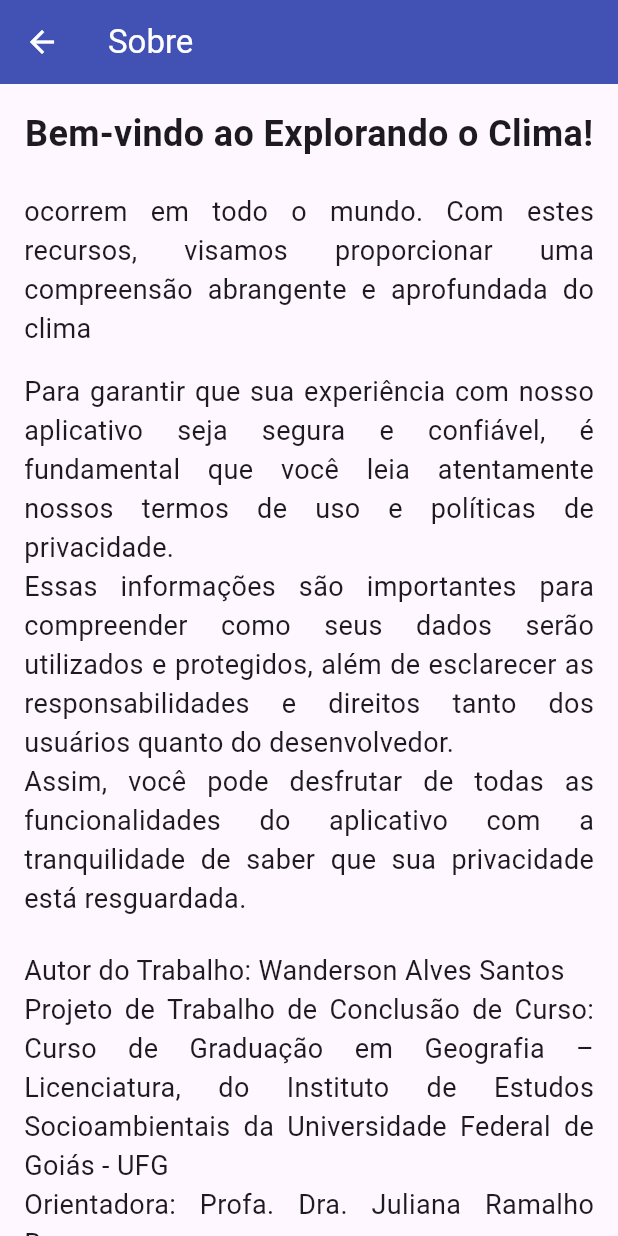
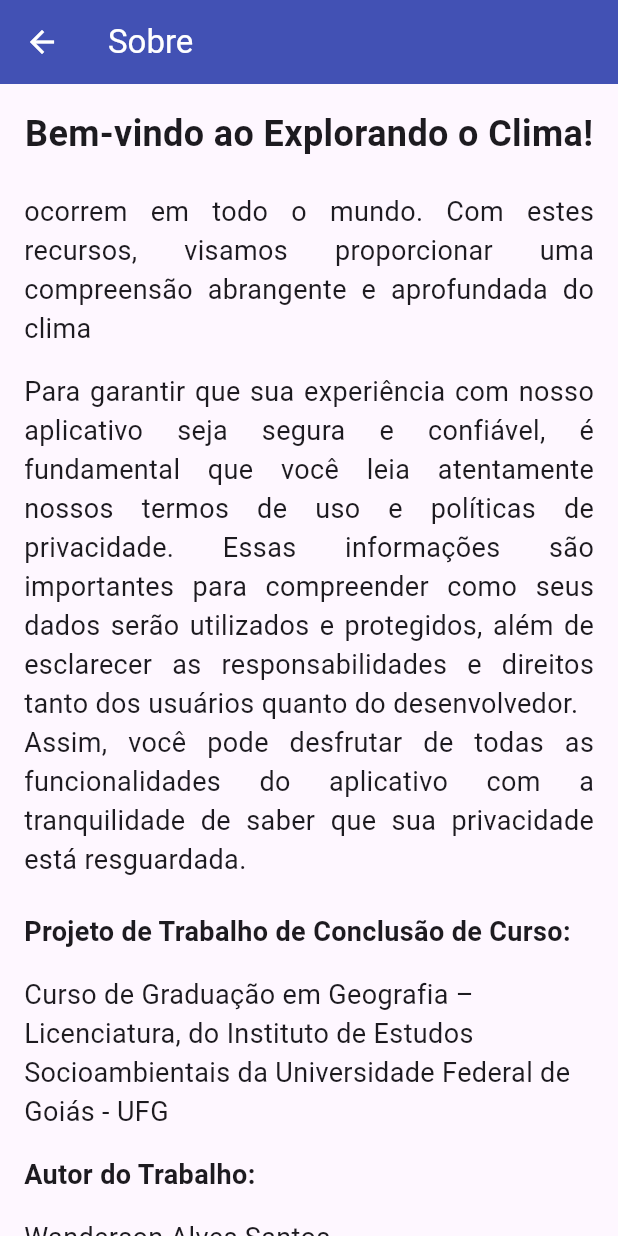
Before and after one commit to wanderalvess/explorando-nuvens-app, a Flutter app: the AboutPage screen opened directly, scrolled down 576 dp, on a phone screen of 412 x 824 dp. Run offline on Flutter 3.47's test engine with Material 3 defaults, Android fonts, the phone set to English and light mode, and no system bars; our stand-ins replace carousel_slider, shared_preferences; accounts and stored records are empty; network calls fail.

Commit message:
Versão WEB e ajuste em textos

```diff
--- a/lib/pages/about_page.dart
+++ b/lib/pages/about_page.dart
@@ -35,7 +35,7 @@ class AboutPage extends StatelessWidget {
               child: Padding(
                 padding: EdgeInsets.all(16.0),
                 child: Column(
-                  crossAxisAlignment: CrossAxisAlignment.center,
+                  crossAxisAlignment: CrossAxisAlignment.start,
                   children: [
                     Text(
                       'Essa plataforma é fruto e parte do meu projeto de trabalho de conclusão de curso e foi cuidadosamente desenvolvido com o objetivo de auxiliar você a entender e identificar uma ampla gama de aspectos climáticos.\n'
@@ -57,7 +57,7 @@ class AboutPage extends StatelessWidget {
                     ),
                     SizedBox(height: 16),
                     Text(
-                      'Para garantir que sua experiência com nosso aplicativo seja segura e confiável, é fundamental que você leia atentamente nossos termos de uso e políticas de privacidade.\n'
+                      'Para garantir que sua experiência com nosso aplicativo seja segura e confiável, é fundamental que você leia atentamente nossos termos de uso e políticas de privacidade. '
                       'Essas informações são importantes para compreender como seus dados serão utilizados e protegidos, além de esclarecer as responsabilidades e direitos tanto dos usuários quanto do desenvolvedor.\n'
                       'Assim, você pode desfrutar de todas as funcionalidades do aplicativo com a tranquilidade de saber que sua privacidade está resguardada.',
                       textAlign: TextAlign.justify,
@@ -65,10 +65,38 @@ class AboutPage extends StatelessWidget {
                     ),
                     SizedBox(height: 22),
                     Text(
-                      'Autor do Trabalho: Wanderson Alves Santos\n'
-                      'Projeto de Trabalho de Conclusão de Curso: Curso de Graduação em Geografia – Licenciatura, do Instituto de Estudos Socioambientais da Universidade Federal de Goiás - UFG\n'
-                      'Orientadora: Profa. Dra. Juliana Ramalho Barros.',
-                      textAlign: TextAlign.justify,
+                      'Projeto de Trabalho de Conclusão de Curso:',
+                      style:
+                      TextStyle(fontSize: 18, fontWeight: FontWeight.bold),
+                    ),
+                    SizedBox(height: 16),
+                    Text(
+                      'Curso de Graduação em Geografia – Licenciatura, do Instituto de Estudos Socioambientais da Universidade Federal de Goiás - UFG',
+                      style:
+                      TextStyle(fontSize: 18),
+                    ),
+                    SizedBox(height: 16),
+                    Text(
+                      'Autor do Trabalho:',
+                      style:
+                      TextStyle(fontSize: 18, fontWeight: FontWeight.bold),
+                    ),
+                    SizedBox(height: 16),
+                    Text(
+                      'Wanderson Alves Santos',
+                      textAlign: TextAlign.start,
+                      style: TextStyle(fontSize: 18),
+                    ),
+                    SizedBox(height: 16),
+                    Text(
+                      'Orientadora: ',
+                      style:
+                      TextStyle(fontSize: 18, fontWeight: FontWeight.bold),
+                    ),
+                    SizedBox(height: 16),
+                    Text(
+                      'Profa. Dra. Juliana Ramalho Barros.',
+                      textAlign: TextAlign.start,
                       style: TextStyle(fontSize: 18),
                     ),
                     SizedBox(height: 22),
--- a/lib/pages/home_page.dart
+++ b/lib/pages/home_page.dart
@@ -60,10 +60,9 @@ class HomePage extends StatelessWidget {
                     },
                     icon: Icon(Icons.explore),
                     label: const Text('Explorar Nuvens', style: TextStyle(fontSize: 16),),
-
                   ),
                 ),
-                SizedBox(width: 9),
+                SizedBox(width: 30, height: 40.0),
                 Expanded(
                   child: ElevatedButton.icon(
                     onPressed: () {
@@ -97,7 +96,7 @@ class HomePage extends StatelessWidget {
                     label: const Text('Climas do Brasil', style: TextStyle(fontSize: 16),),
                   ),
                 ),
-                SizedBox(width: 8),
+                SizedBox(width: 30, height: 40.0),
                 Expanded(
                   child: ElevatedButton.icon(
                     onPressed: () {
@@ -131,8 +130,7 @@ class HomePage extends StatelessWidget {
                     label: const Text('Fatores Climáticos', style: TextStyle(fontSize: 16)),
                   ),
                 ),
-                SizedBox(width: 8),
-
+                SizedBox(width: 30, height: 40.0),
                 Expanded(
                   child: ElevatedButton.icon(
                     onPressed: () {
@@ -166,7 +164,7 @@ class HomePage extends StatelessWidget {
                     label: const Text('Termos de uso', style: TextStyle(fontSize: 16),),
                   ),
                 ),
-                SizedBox(width: 8),
+                SizedBox(width: 30, height: 40.0),
                 Expanded(
                   child: ElevatedButton.icon(
                     onPressed: () {
```
Also changed, not shown: 4 other files.
